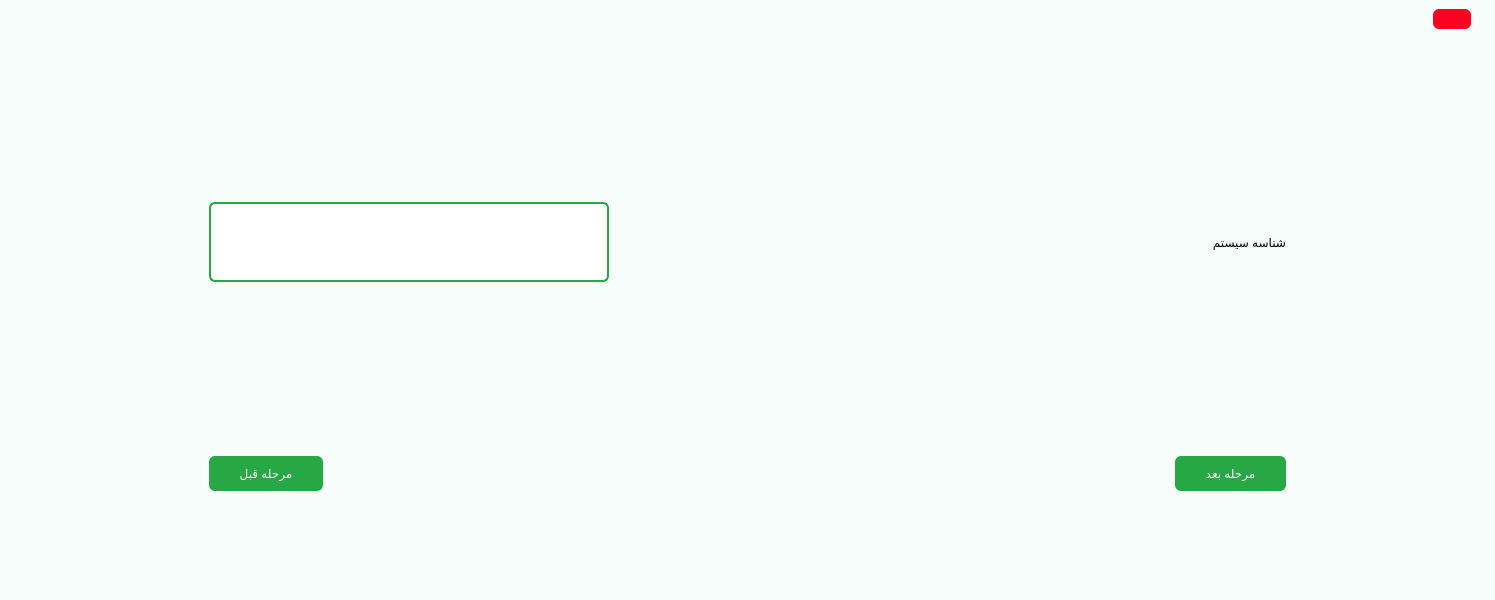
Above: setup.ui from Farazist/raspberrypi-app before the change. Below: the same form after it.
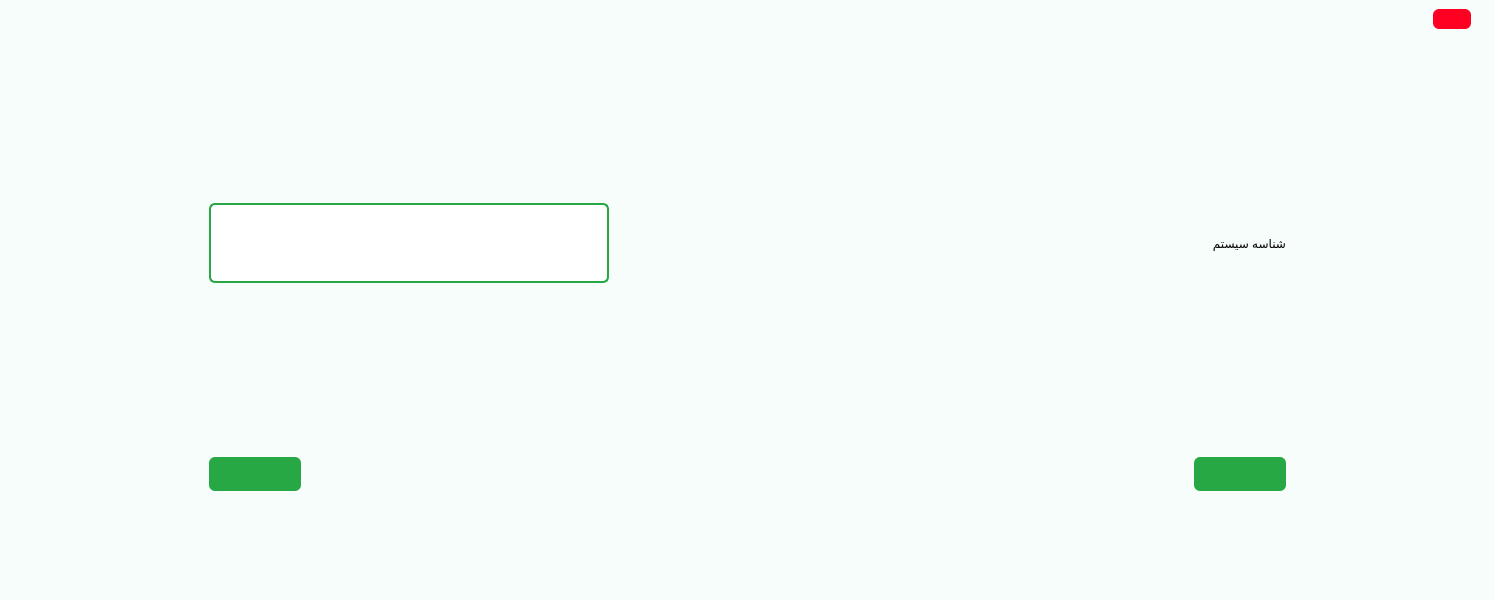
That is the form after the change. Icons and pictures are not drawn.

Commit message: setup.ui back/next btn configuration

The edit to the form file:
```diff
--- a/setup.ui
+++ b/setup.ui
@@ -678,11 +678,7 @@
 QPushButton:pressed {background-color: #145222;border-style: inset;}</string>
         </property>
         <property name="text">
-         <string>مرحله قبل</string>
-        </property>
-        <property name="icon">
-         <iconset>
-          <normaloff>images/icon/back.png</normaloff>images/icon/back.png</iconset>
+         <string/>
         </property>
         <property name="iconSize">
          <size>
@@ -702,11 +698,7 @@
 QPushButton:pressed {background-color: #145222;border-style: inset;}</string>
         </property>
         <property name="text">
-         <string>مرحله بعد</string>
-        </property>
-        <property name="icon">
-         <iconset>
-          <normaloff>images/icon/next.png</normaloff>images/icon/next.png</iconset>
+         <string/>
         </property>
         <property name="iconSize">
          <size>
```
The commit also changes 1 other file.
